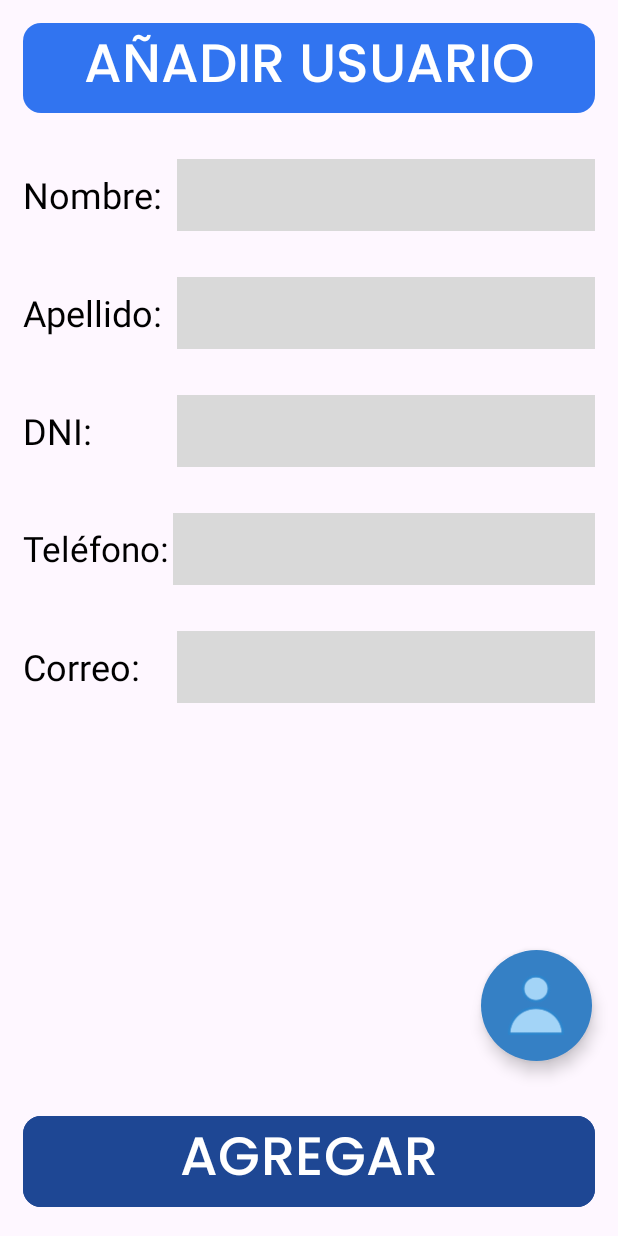
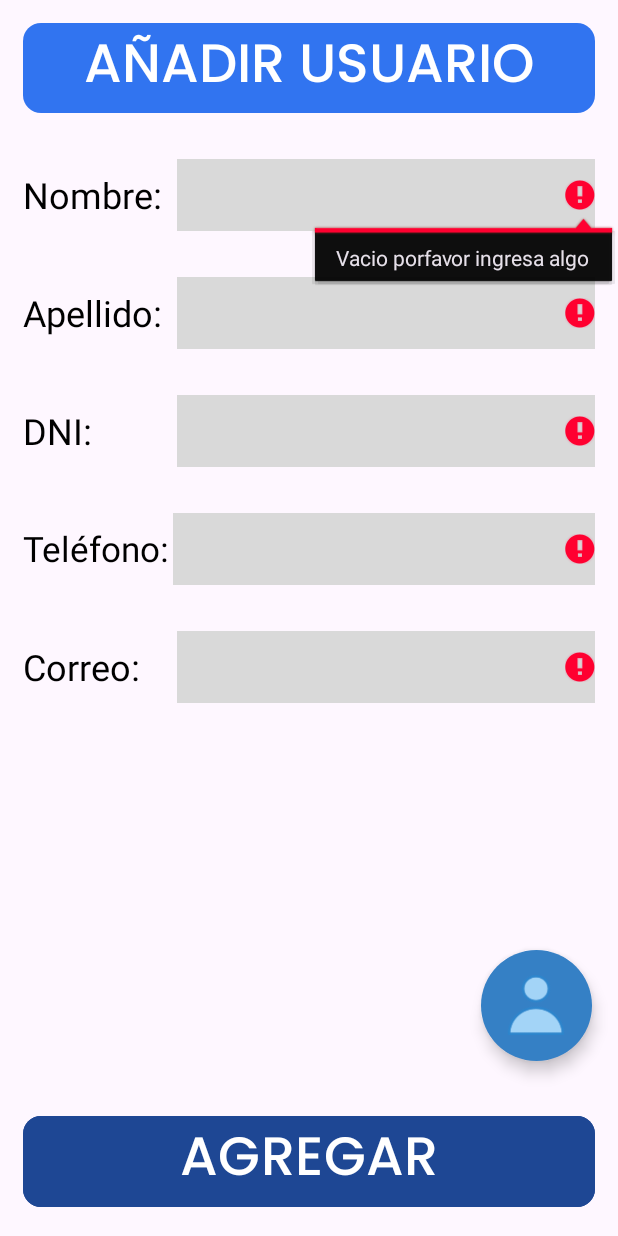
Before and after one commit to DeiviDelaVega/Example01_ListUser, an Android app: the screen it shows after launch (AddUserActivity), after a tap on an icon or button, on a phone screen of 412 x 824 dp. Run offline under Robolectric (Android 15) with nearby library versions, the light colour scheme and no system bars; 2 other taps on this screen came first.

Commit message:
Validate Inputs Add Player :alien:

```diff
--- a/app/src/main/java/com/example/example01_listusers/presentation/AddUserActivity.kt
+++ b/app/src/main/java/com/example/example01_listusers/presentation/AddUserActivity.kt
@@ -3,11 +3,15 @@ package com.example.example01_listusers.presentation
 import android.app.Dialog
 import android.content.Intent
 import android.os.Bundle
+import android.os.Handler
+import android.os.Looper
 import android.util.Log
+import android.widget.EditText
 import android.widget.ImageButton
 import android.widget.Toast
 import androidx.activity.enableEdgeToEdge
 import androidx.appcompat.app.AppCompatActivity
+import androidx.core.util.PatternsCompat
 import androidx.core.view.ViewCompat
 import androidx.core.view.WindowInsetsCompat
 import com.example.example01_listusers.R
@@ -28,6 +32,94 @@ class AddUserActivity : AppCompatActivity() {
         navigateToListUsers()
         addPlayer()
     }
+
+
+    fun validateStrings(): Boolean {
+        val inputName = findViewById<EditText>(R.id.input_name)
+        val inputLastName = findViewById<EditText>(R.id.input_lastName)
+        var isValid = true
+
+        when {
+            inputName.text.isEmpty() || inputLastName.text.isEmpty() -> {
+                inputName.error = "Vacio porfavor ingresa algo"
+                inputLastName.error = "Vacio porfavor ingresa algo"
+                isValid = false
+            }
+
+            inputName.text.length > 50 || inputLastName.text.length > 50 -> {
+                inputName.error = "Es muy largo"
+                inputLastName.error = "Es muy largo"
+                isValid = false
+            }
+
+            inputName.text.length < 3 || inputLastName.text.length > 3 -> {
+                inputName.error = "Es muy corto"
+                inputLastName.error = "Es muy corto"
+                isValid = false
+            }
+        }
+
+        return isValid
+    }
+
+    fun validateNumber(): Boolean {
+        val inputDni = findViewById<EditText>(R.id.input_dni)
+        val inputPhone = findViewById<EditText>(R.id.input_phone)
+
+        val inputDniText = inputDni.text
+        val inputPhoneText = inputDni.text
+
+        var isValid = true
+
+        when {
+            inputDniText.isEmpty() || inputPhoneText.isEmpty() -> {
+                inputDni.error = "Vacio porfavor ingresa algo"
+                inputPhone.error = "Vacio porfavor ingresa algo"
+                isValid = false
+            }
+
+            inputDniText.length < 7 || inputPhoneText.length < 9 -> {
+                inputDni.error = "Es muy corto, ponga el dni correctamente"
+                inputPhone.error = "Es muy corto, ponga el numero de telefono correspondiente"
+                isValid = false
+            }
+
+            inputDniText.length > 7 || inputPhoneText.length > 9 -> {
+                inputDni.error = "Es muy largo, ponga el dni correctamente"
+                inputPhone.error = "Es muy largo, ponga el numero de telefono correspondiente"
+                isValid = false
+            }
+        }
+
+        return isValid
+
+
+    }
+
+    fun validateEmail(): Boolean {
+
+        val inputEmail = findViewById<EditText>(R.id.input_email)
+
+        val inputEmailText = inputEmail.text.toString().trim()
+
+        var isValid = true
+
+        when {
+            inputEmailText.isEmpty() -> {
+                inputEmail.error = "Esta vacio el correo"
+                isValid = false
+            }
+
+            !PatternsCompat.EMAIL_ADDRESS.matcher(inputEmailText).matches() -> {
+                inputEmail.error = "Escribe un correo valido"
+                isValid = false
+            }
+
+        }
+
+        return isValid
+    }
+
 
     fun navigateToListUsers() {
 
@@ -56,9 +148,22 @@ class AddUserActivity : AppCompatActivity() {
         val buttonCancel = dialog.findViewById<ImageButton>(R.id.cancel_button)
 
         buttonCheck.setOnClickListener {
-            dialog.dismiss()
-            Toast.makeText(this, "Player added", Toast.LENGTH_SHORT).show()
+            val isTextValid = validateStrings()
+            val isNumberValid = validateNumber()
+            val isEmailValid = validateEmail()
+
+            if (!isTextValid || !isNumberValid|| !isEmailValid) {
+                Toast.makeText(this, "Por favor corrige los campos vacíos", Toast.LENGTH_SHORT)
+                    .show()
+                Handler(Looper.getMainLooper()).postDelayed({
+                    dialog.dismiss()
+                }, 500)
+            } else {
+                Toast.makeText(this, "Player added", Toast.LENGTH_SHORT).show()
+                dialog.dismiss()
+            }
         }
+
         buttonCancel.setOnClickListener {
             dialog.dismiss()
         }
--- a/app/src/main/res/layout/activity_add_user.xml
+++ b/app/src/main/res/layout/activity_add_user.xml
@@ -102,7 +102,9 @@
             android:layout_weight="3"
             android:text="@string/add_players_DNI"
             android:textColor="@color/black"
-            android:textSize="24sp" />
+            android:textSize="24sp"
+            android:inputType="number"
+            tools:ignore="TextViewEdits" />
 
         <EditText
             android:id="@+id/input_dni"
@@ -111,7 +113,7 @@
             android:layout_weight="1.1"
             android:autofillHints="name"
             android:background="@color/gray"
-            android:inputType="text"
+            android:inputType="number"
             android:labelFor="@id/text_name"
             android:paddingStart="5dp"
             android:textColor="@color/black"
--- a/app/src/main/res/values/strings.xml
+++ b/app/src/main/res/values/strings.xml
@@ -21,4 +21,7 @@
 
     //Dialog
     <string name="dialog_title">¿Quieres agregar un nuevo usuario?</string>"
+
+    //DialogAlert
+    <string name="dialog_text_alert">ERROR TEXTO</string>"
 </resources>
```
